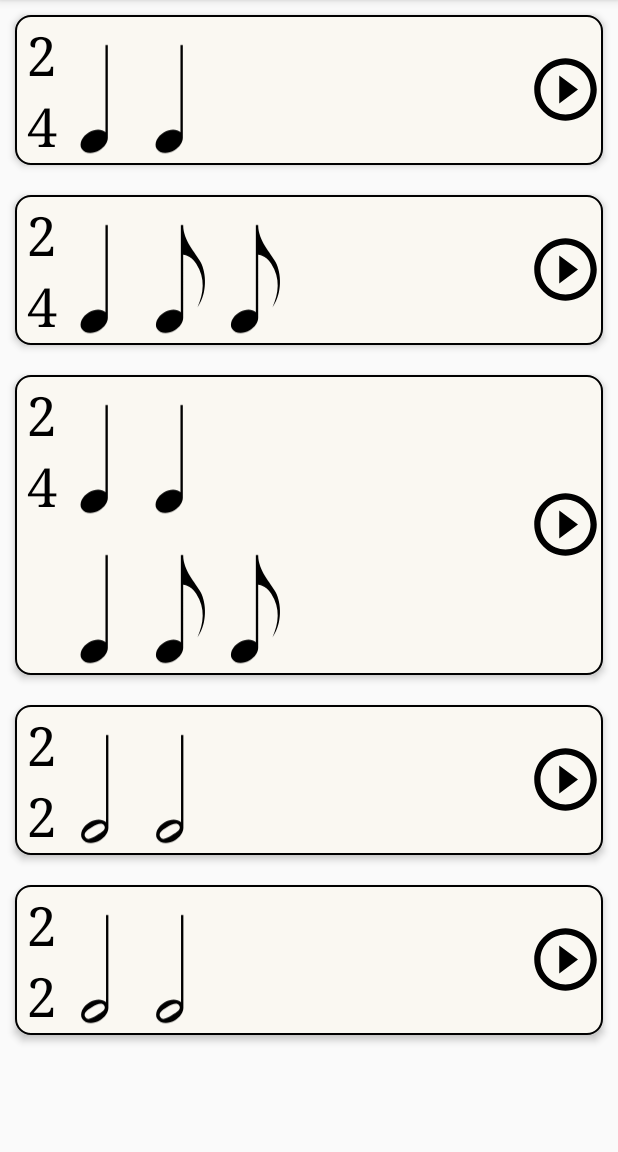
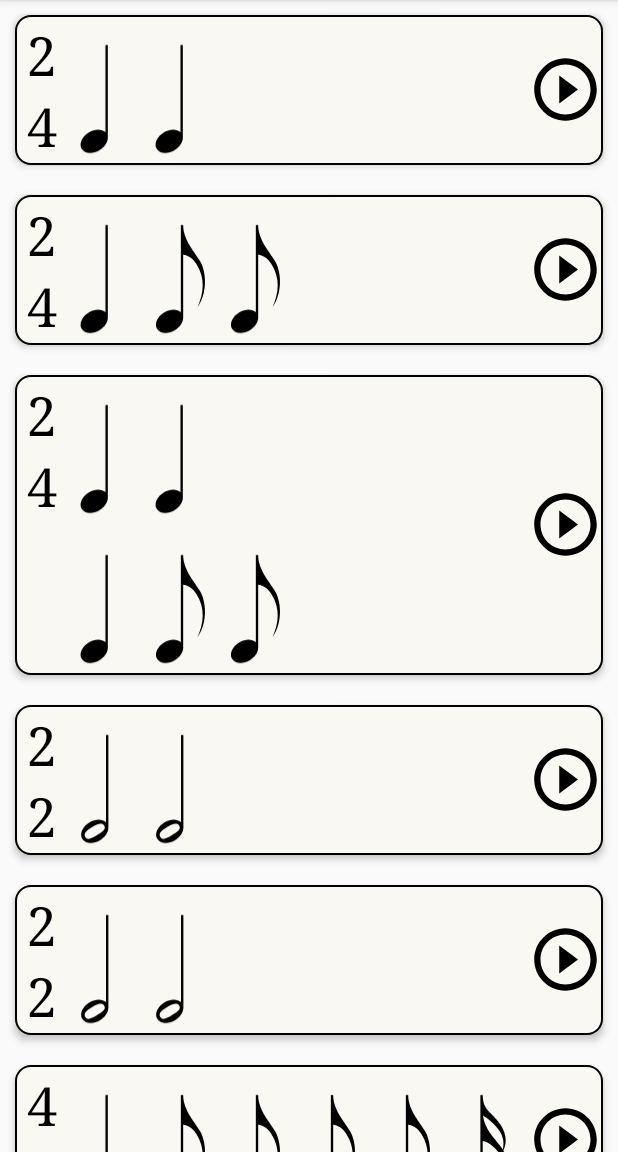
Before and after one commit to voodoos/RythmApp, an Android app: the screen it shows after launch (MainActivity), on a phone screen of 412 x 824 dp, the part 84-1236 px from its top. Run offline under Robolectric (Android 15) with nearby library versions, the phone set to English and light mode, and no system bars.

Commit message:
Scrolling notes!

```diff
--- a/app/src/main/java/fr/u31/rythm/DualHandedExercise.java
+++ b/app/src/main/java/fr/u31/rythm/DualHandedExercise.java
@@ -33,6 +33,12 @@ public class DualHandedExercise extends Exercise {
     @Override
     boolean isDualHanded() { return true; }
 
+    @Override
+    void reset() {
+        super.reset();
+        r_left.restart();
+    }
+
     RelativeLayout getLayout(Activity act, ViewGroup root) {
         if (BuildConfig.DEBUG) Log.v(TAG, "DHEx GetLayout");
 
--- a/app/src/main/java/fr/u31/rythm/Exercise.java
+++ b/app/src/main/java/fr/u31/rythm/Exercise.java
@@ -39,6 +39,10 @@ public class Exercise {
 
     boolean isDualHanded() { return false; }
 
+    void reset() {
+        r_right.restart();
+    }
+
     RelativeLayout getLayout(Activity act, ViewGroup root) {
         if (BuildConfig.DEBUG) Log.v(TAG, "ExGetLayout");
 
--- a/app/src/main/res/layout/template_exercise.xml
+++ b/app/src/main/res/layout/template_exercise.xml
@@ -48,7 +48,9 @@
         android:layout_width="wrap_content"
         android:layout_height="wrap_content"
         android:layout_toRightOf="@+id/signature"
-        android:layout_toEndOf="@+id/signature">
+        android:layout_toEndOf="@+id/signature"
+        android:layout_toLeftOf="@+id/start"
+        android:layout_toStartOf="@+id/start">
 
         <LinearLayout
             android:id="@+id/rythm_container"
--- a/app/src/main/res/xml/data_exercises.xml
+++ b/app/src/main/res/xml/data_exercises.xml
@@ -17,4 +17,7 @@
     <Exercise id="4" bpm="96">
         <rythm>2</rythm>
     </Exercise>
+    <Exercise id="5" bpm="96">
+        <rythm>3</rythm>
+    </Exercise>
 </Exercises>
--- a/app/src/main/res/xml/data_rythms.xml
+++ b/app/src/main/res/xml/data_rythms.xml
@@ -13,4 +13,15 @@
         <note>2</note>
         <note>2</note>
     </Rythm>
+    <Rythm id="3" beats="4" unit="4">
+        <note>4</note>
+        <note>8</note>
+        <note>8</note>
+        <note>8</note>
+        <note>8</note>
+        <note>16</note>
+        <note>16</note>
+        <note>16</note>
+        <note>16</note>
+    </Rythm>
 </Rythms>
```
Also changed, not shown: app/src/main/java/fr/u31/rythm/AbstractTrainActivity.java (+32 -38 lines), app/src/main/java/fr/u31/rythm/HumanTrainActivity.java (+6 -1 lines).
